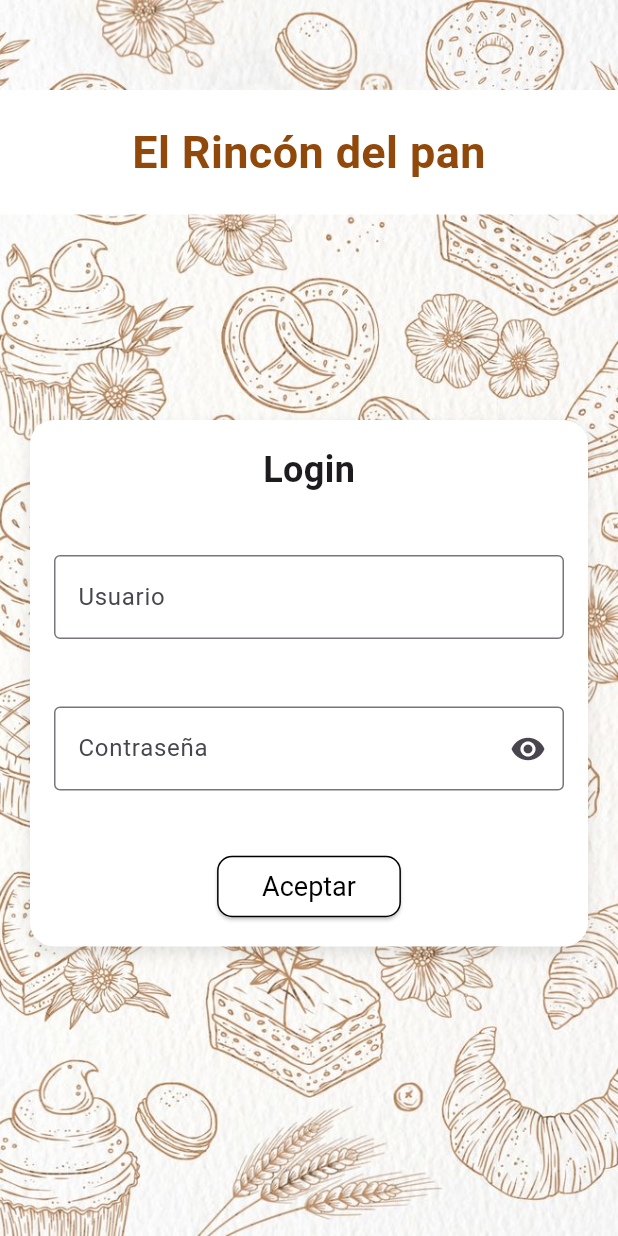
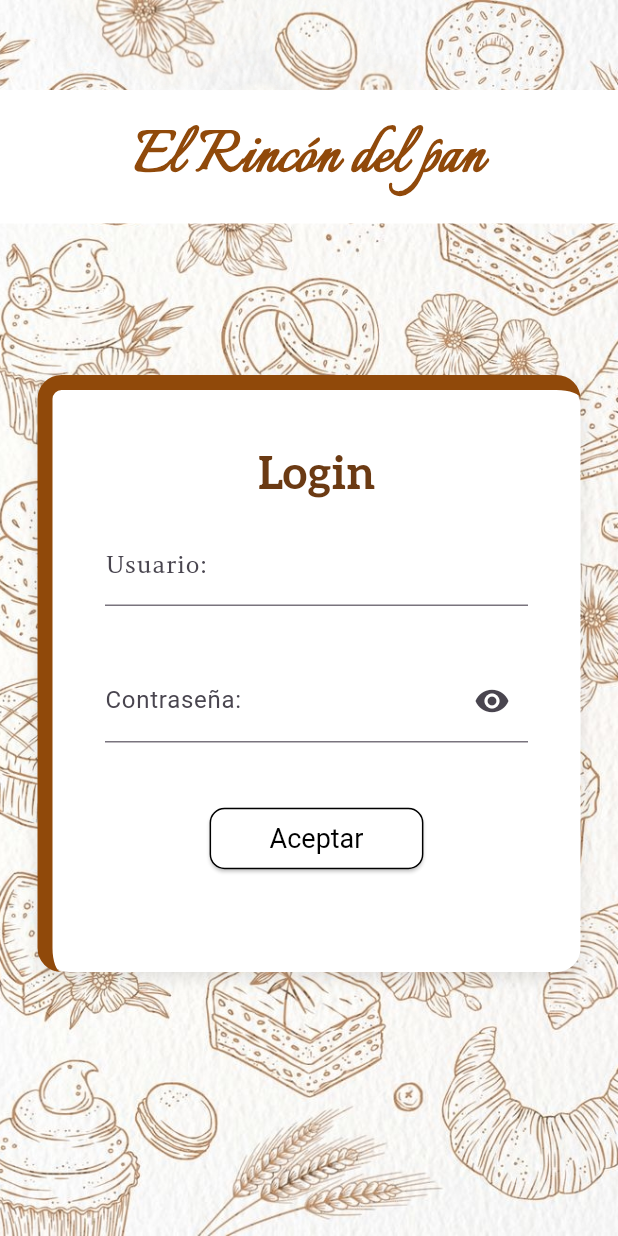
Before and after one commit to LitzyDiaz0/App_Panaderia, a Flutter app: the screen it shows after launch, on a phone screen of 412 x 824 dp. Run offline on Flutter 3.47's test engine with Material 3 defaults, Android fonts, the phone set to English and light mode, and no system bars.

Commit message:
acomodo visual de login

```diff
--- a/lib/pages/login.dart
+++ b/lib/pages/login.dart
@@ -30,12 +30,13 @@ class LoginPageState extends State<LoginPage> {
             left: 0,
             right: 0,
             child: Container(
-              padding: const EdgeInsets.all(20),
+              padding: const EdgeInsets.all(10),
               color: Colors.white,
               child: const Text(
                 'El Rincón del pan',
                 style: TextStyle(
-                  fontSize: 30,
+                  fontSize: 48,
+                  fontFamily: 'Italianno',
                   fontWeight: FontWeight.bold,
                   color: Color.fromRGBO(144, 73, 10, 1),
                 ),
@@ -45,9 +46,9 @@ class LoginPageState extends State<LoginPage> {
           ),
           // Caja de login con fondo blanco
           Positioned(
-            top: 280,
-            left: 20,
-            right: 20,
+            top: 250,
+            left: 25,
+            right: 25,
             child: Container(
               decoration: BoxDecoration(
                 color: Colors.white, // Fondo blanco
@@ -59,34 +60,41 @@ class LoginPageState extends State<LoginPage> {
                     offset: const Offset(0, 4), // Sombras
                   ),
                 ],
+                border: const Border(
+                  top: BorderSide(
+                      color: Color.fromRGBO(144, 73, 10, 1), width: 10),
+                  left: BorderSide(
+                      color: Color.fromRGBO(144, 73, 10, 1), width: 10),
+                ),
               ),
               child: Padding(
-                padding: const EdgeInsets.all(16.0),
+                padding: const EdgeInsets.all(35.0),
                 child: Column(
                   mainAxisSize: MainAxisSize.min,
                   children: [
                     const Text(
                       'Login',
                       style: TextStyle(
-                        fontSize: 24,
+                        fontSize: 30,
+                        fontFamily: 'Aleo',
+                        color: Color.fromRGBO(107, 58, 19, 1),
                         fontWeight: FontWeight.bold,
                       ),
                     ),
-                    const SizedBox(height: 40), // Aumentar la separación
+                    const SizedBox(height: 10), // Aumentar la separación
                     TextField(
                       controller: usuarioController,
                       decoration: const InputDecoration(
-                        labelText: 'Usuario',
-                        border: OutlineInputBorder(),
+                        labelText: 'Usuario:',
+                        labelStyle: TextStyle(fontFamily: 'Amethysta'),
                       ),
                     ),
-                    const SizedBox(height: 45), // Aumentar la separación
+                    const SizedBox(height: 35), // Aumentar la separación
                     TextField(
                       controller: contrasenaController,
                       obscureText: _obscurePassword,
                       decoration: InputDecoration(
-                        labelText: 'Contraseña',
-                        border: const OutlineInputBorder(),
+                        labelText: 'Contraseña:',
                         suffixIcon: IconButton(
                           icon: Icon(
                             _obscurePassword
@@ -108,7 +116,7 @@ class LoginPageState extends State<LoginPage> {
                       },
                       style: ElevatedButton.styleFrom(
                         padding: const EdgeInsets.symmetric(
-                            horizontal: 30, vertical: 10),
+                            horizontal: 40, vertical: 10),
                         textStyle: const TextStyle(fontSize: 18),
                         backgroundColor: const Color.fromARGB(
                             255, 255, 255, 255), // Fondo blanco del botón
@@ -123,9 +131,11 @@ class LoginPageState extends State<LoginPage> {
                       ),
                       child: const Text(
                         'Aceptar',
-                        style: TextStyle(color: Colors.black), // Texto negro
+                        style: TextStyle(color: Colors.black),
+                        // Texto negro
                       ),
                     ),
+                    const SizedBox(height: 30),
                   ],
                 ),
               ),
--- a/lib/pages/splash_screen.dart
+++ b/lib/pages/splash_screen.dart
@@ -41,6 +41,7 @@ class _SplashScreenState extends State<SplashScreen> {
                       'Bienvenido a la aplicación',
                       style: TextStyle(
                         fontSize: 30,
+                        fontFamily: 'Aleo',
                         fontWeight: FontWeight.bold,
                         color: Color.fromRGBO(117, 60, 9, 1),
                       ),
@@ -78,6 +79,7 @@ class _SplashScreenState extends State<SplashScreen> {
                     'Cargando...',
                     style: TextStyle(
                       fontSize: 18,
+                      fontFamily: 'Aleo',
                       fontWeight: FontWeight.w600,
                       color: Color.fromRGBO(117, 60, 9, 1),
                     ),
```
Also changed, not shown: pubspec.yaml (+13 -0 lines), assets/fonts/Aleo-VariableFont_wght.ttf (added), assets/fonts/Amethysta-Regular.ttf (added), assets/fonts/Italianno-Regular.ttf (added).
